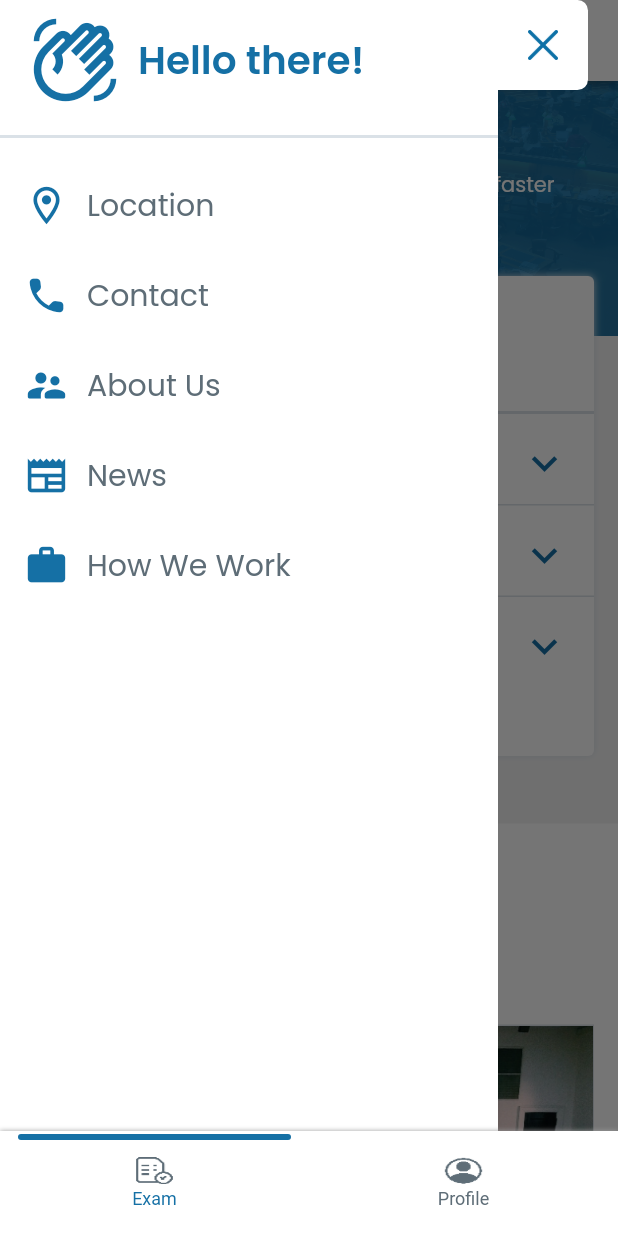
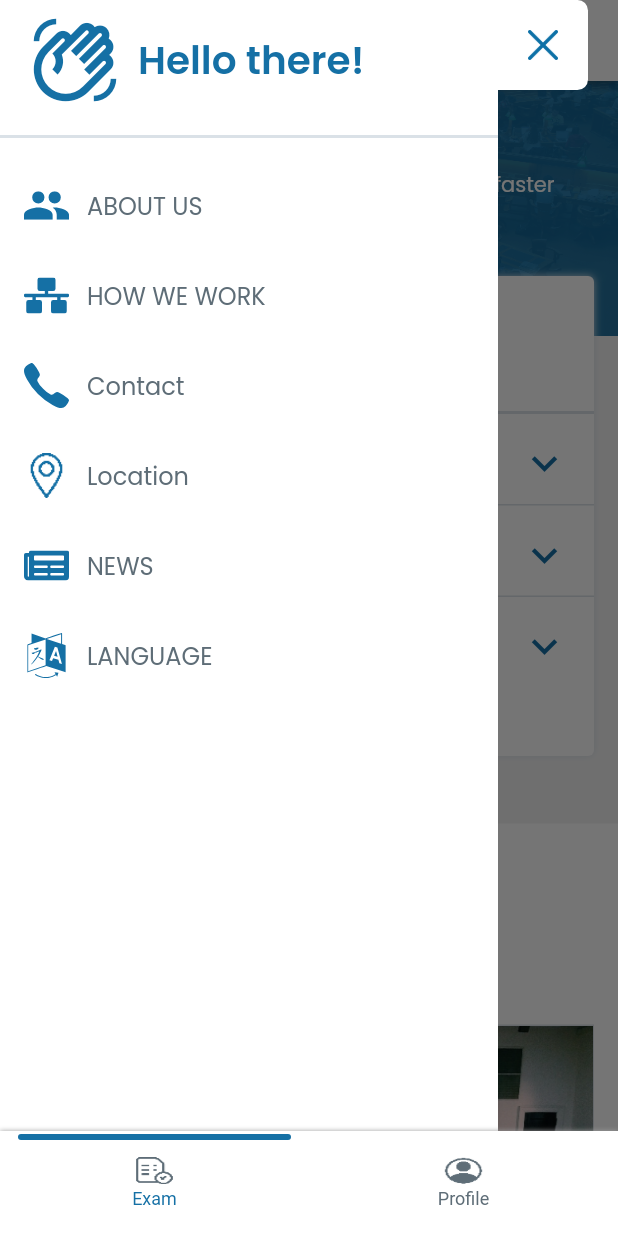
Before and after one commit to vikramS-addweb/Flutter-BBZ-Private, a Flutter app: the screen it shows after launch, with the side drawer open, on a phone screen of 412 x 824 dp. Run offline on Flutter 3.47's test engine with Material 2 defaults, Android fonts, the phone set to English and light mode, and no system bars; drawn by our look-alikes of persistent_bottom_nav_bar; our stand-ins replace connectivity_plus, custom_navigation_bar, flutter_svg, get, image_picker, percent_indicator; missing offline and left inert: custom_top_navigator.

Commit message:
ui issue, contact api, location api integration done

```diff
--- a/lib/Components/TextRichCustom.dart
+++ b/lib/Components/TextRichCustom.dart
@@ -30,7 +30,7 @@ class TextRichCustom extends StatelessWidget {
               text: textSecond,
               style: TextStylesCustom.textStyles_14.apply(
                   color: ColorStyle.primaryColor_1570A5,
-                fontWeightDelta: 2
+
               ),
             recognizer:  TapGestureRecognizer()..onTap = onTap,
           ),
--- a/lib/Styles/ImageStyle.dart
+++ b/lib/Styles/ImageStyle.dart
@@ -29,5 +29,12 @@ class ImageStyle {
   static const String bookingConfirmationBar = baseImage + "bookingConfirmationBar.png";
   static const String lightbulb = baseImage + "lightbulb.png";
 
+  static const String call = baseImage + "call.svg";
+  static const String group = baseImage + "Group.svg";
+  static const String iconMaterialGroup = baseImage + "Icon_material_group.svg";
+  static const String language = baseImage + "language.svg";
+  static const String location = baseImage + "location.png";
+  static const String newspaper = baseImage + "newspaper.svg";
+
 
 }
--- a/lib/Utils/API.dart
+++ b/lib/Utils/API.dart
@@ -52,6 +52,8 @@ class API {
       showLoaderGetX();
       final response = await http.get(url, headers: headers);
       hideLoader();
+
+      debugPrint(response.body);
 
       final Map parsed = json.decode(response.body);
       return parsed as Map<String, dynamic>;
--- a/lib/Views/DrawerScreen.dart
+++ b/lib/Views/DrawerScreen.dart
@@ -16,18 +16,34 @@ import '../Views/HowWeWork.dart';
 import '../Utils/Constant.dart';
 import '../Utils/Global.dart';
 import 'Location.dart';
+import 'package:flutter_svg/flutter_svg.dart';
 
 class DrawerScreen extends StatelessWidget {
   DrawerScreen({Key? key}) : super(key: key);
 
   final arrIconData = [
-    Icons.location_on_outlined,
-    Icons.local_phone_rounded,
-    Icons.supervisor_account_rounded,
-    Icons.newspaper,
-    Icons.work
+    SvgPicture.asset(
+      ImageStyle.iconMaterialGroup,
+    ),
+    SvgPicture.asset(
+      ImageStyle.group,
+    ),
+    SvgPicture.asset(
+      ImageStyle.call,
+    ),
+    Image.asset(
+      ImageStyle.location,
+    ),
+    SvgPicture.asset(
+      ImageStyle.newspaper,
+    ),
+    SvgPicture.asset(
+      ImageStyle.language,
+    ),
+
+
   ];
-  final arrTitle = ['Location', 'Contact', 'About Us', 'News', 'How We Work'];
+  final arrTitle = ['ABOUT US', 'HOW WE WORK', 'Contact', 'Location', 'NEWS', 'LANGUAGE'];
 
   @override
   Widget build(BuildContext context) {
@@ -103,19 +119,19 @@ class DrawerScreen extends StatelessWidget {
 
                           switch (index) {
                             case 0:
+                              AboutUs().navigateToCustom(context);
+                              break;
+                            case 1:
+                              HowWeWork().navigateToCustom(context);
+                              break;
+                            case 2:
+                              ContactUs().navigateToCustom(context);
+                              break;
+                            case 3:
                               Location().navigateToCustom(context);
                               break;
-                            case 1:
-                              ContactUs().navigateToCustom(context);
-                              break;
-                            case 2:
-                              const AboutUs().navigateToCustom(context);
-                              break;
-                            case 3:
-                              const News().navigateToCustom(context);
-                              break;
                             case 4:
-                              HowWeWork().navigateToCustom(context);
+                              News().navigateToCustom(context);
                               break;
                             default:
                               break;
@@ -123,18 +139,20 @@ class DrawerScreen extends StatelessWidget {
                         },
                         child: Row(
                           children: [
-                            Icon(
-                              arrIconData[index],
-                              size: 30,
-                              color: ColorStyle.primaryColor_1570A5,
+                            // Image.asset(arrIconData[index], width: 30, height: 30,),
+                            SizedBox(
+                              width: 30,
+                              height: 30,
+                              child: arrIconData[index],
                             ),
+                            // arrIconData[index],
                             const SizedBox(
                               width: 12,
                             ),
                             Expanded(
                               child: Text(
                                 arrTitle[index],
-                                style: TextStylesCustom.textStyles_20.apply(
+                                style: TextStylesCustom.textStyles_16.apply(
                                   color: ColorStyle.grey_5E6D77,
                                 ),
                               ),
--- a/pubspec.yaml
+++ b/pubspec.yaml
@@ -46,6 +46,7 @@ dependencies:
   custom_top_navigator: ^0.0.3
   persistent_bottom_nav_bar: ^5.0.2
   custom_navigation_bar: ^0.8.2
+  flutter_svg: ^1.1.6
 
 dev_dependencies:
   flutter_test:
```
Also changed, not shown: lib/Controller/ContactUsController.dart (added, +47 -0 lines), lib/Controller/LocationController.dart (added, +50 -0 lines), lib/Models/LocationModel.dart (added, +141 -0 lines), lib/Views/ContactUs.dart (+7 -1 lines), lib/Views/Location.dart (+41 -13 lines), assets/Images/Group.svg (added), assets/Images/Icon_material_group.svg (added), assets/Images/call.svg (added), assets/Images/language.svg (added), assets/Images/location.png (added), assets/Images/newspaper.svg (added), pubspec.lock.
